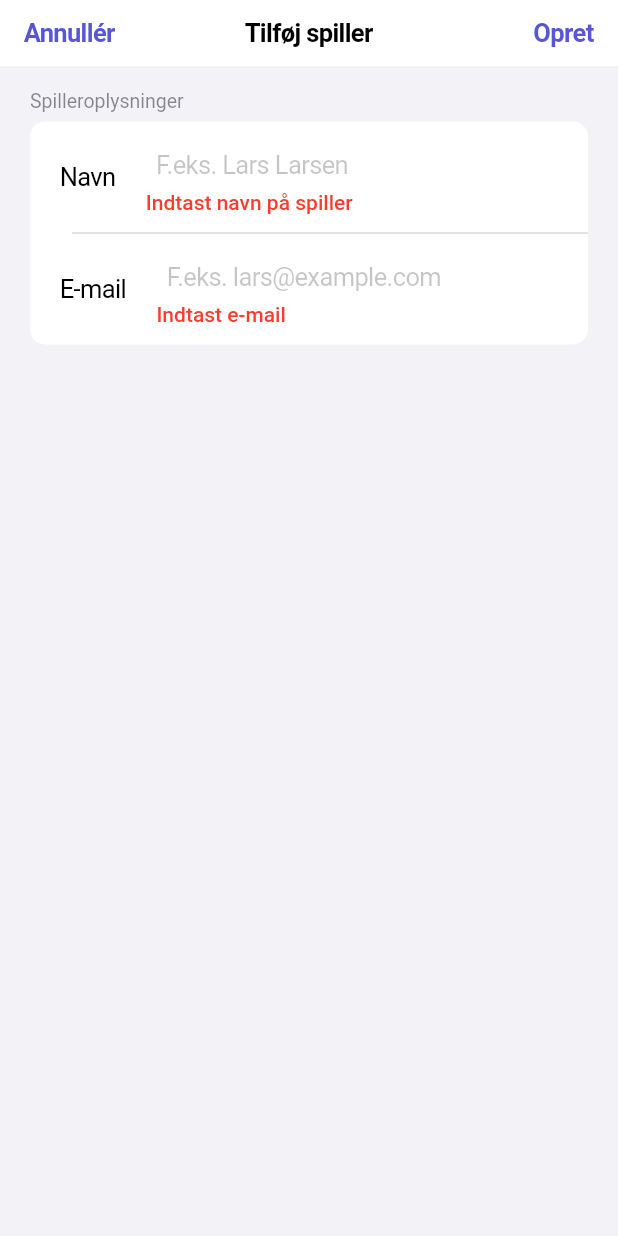
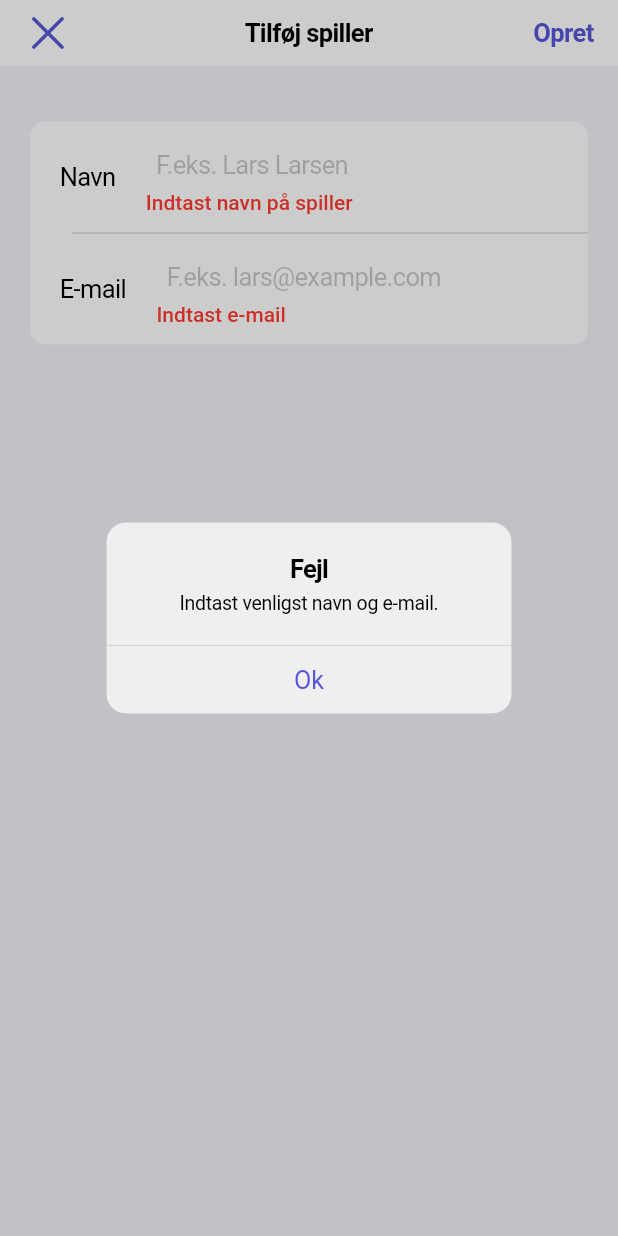
Before and after one commit to klubhuset/klubhuset_app, a Flutter app: the AddPlayerToSquadPage screen opened directly with empty values, after a tap on "Opret", on a phone screen of 412 x 824 dp. Run offline on Flutter 3.47's test engine with Material 3 defaults, Android fonts, the phone set to English and light mode, and no system bars; our stand-ins replace flutter_dotenv, modal_bottom_sheet.

Commit message:
Clean up and add modal bottom sheet

```diff
--- a/lib/component/match_poll_row_item.dart
+++ b/lib/component/match_poll_row_item.dart
@@ -34,7 +34,8 @@ class _MatchPollRowItemState extends State<MatchPollRowItem> {
 
   @override
   Widget build(BuildContext context) {
-    return CupertinoListTile.notched(
+    return CupertinoListTile(
+        padding: EdgeInsets.only(top: 20.0, bottom: 20.0, left: 20, right: 20),
         title: Text(widget.playerName),
         trailing: SizedBox(
           width: 100,
--- a/lib/main.dart
+++ b/lib/main.dart
@@ -2,9 +2,12 @@ import 'package:flutter/cupertino.dart';
 import 'package:flutter/services.dart';
 import 'package:klubhuset/state/player_votes_state.dart';
 import 'package:klubhuset/tab/home_tab.dart';
+import 'package:klubhuset/tab/profile_tab.dart';
 import 'package:provider/provider.dart';
 
 String _appTitle = 'Klubhuset';
+
+// TODO 2 (CVHN): Add caching to the app
 
 void main() async {
   runApp(
@@ -31,9 +34,9 @@ class KlubhusetApp extends StatelessWidget {
     return CupertinoApp(
       title: _appTitle,
       theme: CupertinoThemeData(
-        brightness: Brightness.light,
-        primaryColor: CupertinoColors.systemIndigo,
-      ),
+          brightness: Brightness.light,
+          primaryColor: CupertinoColors.systemIndigo,
+          scaffoldBackgroundColor: CupertinoColors.systemBackground),
       home: const MainPage(),
     );
   }
@@ -64,7 +67,7 @@ class MainPage extends StatelessWidget {
             return CupertinoTabView(builder: (context) {
               return CupertinoPageScaffold(
                 navigationBar: CupertinoNavigationBar(
-                  leading: Text('Hjem',
+                  leading: Text('Boldklubben',
                       style: const TextStyle(
                           fontWeight: FontWeight.bold, fontSize: 20)),
                 ),
@@ -75,12 +78,7 @@ class MainPage extends StatelessWidget {
           case 1:
             return CupertinoTabView(builder: (context) {
               return CupertinoPageScaffold(
-                navigationBar: CupertinoNavigationBar(
-                  leading: Text('Profil',
-                      style: const TextStyle(
-                          fontWeight: FontWeight.bold, fontSize: 20)),
-                ),
-                child: Container(),
+                child: ProfileTab(),
               );
             });
         }
--- a/lib/model/create_match_poll_command.dart
+++ b/lib/model/create_match_poll_command.dart
@@ -1,7 +1,7 @@
 class CreateMatchPollCommand {
   final String matchName;
-  final int playerOfTheMatchId;
-  final int playerOfTheMatchVotes;
+  final String playerOfTheMatchId;
+  final String playerOfTheMatchVotes;
 
   CreateMatchPollCommand(
       this.matchName, this.playerOfTheMatchId, this.playerOfTheMatchVotes);
--- a/lib/page/add_player_to_squad_page.dart
+++ b/lib/page/add_player_to_squad_page.dart
@@ -35,20 +35,19 @@ class _AddPlayerToSquadPageState extends State<AddPlayerToSquadPage> {
         navigationBar: CupertinoNavigationBar(
           middle: Text('Tilføj spiller'),
           leading: GestureDetector(
-            onTap: () {
-              Navigator.pop(context,
-                  false); // Return false to indicate no player was added
-            },
-            child: Text('Annullér',
-                style: TextStyle(
-                    color: CupertinoColors.systemIndigo,
-                    fontWeight: FontWeight.bold)),
-          ),
+              onTap: () {
+                Navigator.pop(context,
+                    false); // Return false to indicate no player was added
+              },
+              child: Icon(
+                semanticLabel: 'Annullér',
+                CupertinoIcons.clear,
+              )),
           trailing: GestureDetector(
               onTap: () async {
-                await addPlayerToSquad(context);
+                var wasPlayerAddedToSquad = await addPlayerToSquad(context);
 
-                if (context.mounted) {
+                if (wasPlayerAddedToSquad && context.mounted) {
                   Navigator.pop(context, true);
                 }
               },
@@ -64,7 +63,7 @@ class _AddPlayerToSquadPageState extends State<AddPlayerToSquadPage> {
                 Form.maybeOf(primaryFocus!.context!)?.save();
               },
               child: CupertinoFormSection.insetGrouped(
-                  header: const Text('Spilleroplysninger'),
+                  header: const Text(''),
                   children: <Widget>[
                     CupertinoFormRow(
                       prefix: Text('Navn'),
@@ -112,12 +111,32 @@ class _AddPlayerToSquadPageState extends State<AddPlayerToSquadPage> {
     return null;
   }
 
-  Future<void> addPlayerToSquad(BuildContext context) async {
+  Future<bool> addPlayerToSquad(BuildContext context) async {
     var playerName = _nameController.text;
     var playerEmail = _emailController.text;
     var doesPlayerAlreadyExistByNameOrEmail =
         widget.squad.any((x) => x.name == playerName || x.email == playerEmail);
-    ;
+
+    if (playerName.isEmpty || playerEmail.isEmpty) {
+      // Show CupertinoDialog if player name or email is empty
+      showCupertinoDialog(
+        context: context,
+        builder: (context) => CupertinoAlertDialog(
+          title: Text('Fejl'),
+          content: Text('Indtast venligst navn og e-mail.'),
+          actions: <CupertinoDialogAction>[
+            CupertinoDialogAction(
+              onPressed: () {
+                Navigator.of(context).pop(); // Close the dialog
+              },
+              child: Text('Ok'),
+            ),
+          ],
+        ),
+      );
+
+      return false;
+    }
 
     if (doesPlayerAlreadyExistByNameOrEmail) {
       // Show CupertinoDialog if player already exists
@@ -137,12 +156,15 @@ class _AddPlayerToSquadPageState extends State<AddPlayerToSquadPage> {
           ],
         ),
       );
-      return;
+
+      return false;
     }
 
     await PlayersRepository.createPlayer(
       playerName,
       playerEmail,
     );
+
+    return true;
   }
 }
--- a/lib/tab/home_tab.dart
+++ b/lib/tab/home_tab.dart
@@ -2,19 +2,15 @@ import 'package:flutter/cupertino.dart';
 import 'package:flutter/material.dart';
 import 'package:klubhuset/page/match_polls_page.dart';
 import 'package:klubhuset/page/squad_page.dart';
+import 'package:modal_bottom_sheet/modal_bottom_sheet.dart';
 
 class HomeTab extends StatelessWidget {
   @override
   Widget build(BuildContext context) {
     return Scaffold(
+      backgroundColor: CupertinoColors.systemGrey6,
       body: SafeArea(
           child: Column(children: <Widget>[
-        // Container for team name
-        Container(
-            margin: EdgeInsets.fromLTRB(0, 30, 0, 30),
-            child: Text('Boldklubben skjold',
-                style: const TextStyle(fontSize: 20))),
-
         // Container for Man-of-the-match
         CupertinoButton(
           child: Container(
@@ -38,10 +34,8 @@ class HomeTab extends StatelessWidget {
             )),
           ),
           onPressed: () {
-            Navigator.push(
-              context,
-              CupertinoPageRoute(builder: (context) => MatchPollsListPage()),
-            );
+            Navigator.of(context).push(MaterialWithModalsPageRoute(
+                builder: (context) => MatchPollsListPage()));
           },
         ),
 
@@ -69,10 +63,8 @@ class HomeTab extends StatelessWidget {
             )),
           ),
           onPressed: () {
-            Navigator.push(
-              context,
-              CupertinoPageRoute(builder: (context) => SquadPage()),
-            );
+            Navigator.of(context).push(
+                MaterialWithModalsPageRoute(builder: (context) => SquadPage()));
           },
         )
       ])),
--- /dev/null
+++ b/lib/tab/profile_tab.dart
@@ -0,0 +1,14 @@
+import 'package:flutter/material.dart';
+
+class ProfileTab extends StatelessWidget {
+  @override
+  Widget build(BuildContext context) {
+    return Scaffold(
+        body: SafeArea(
+            child: Column(children: <Widget>[
+      // Container for team name
+      Container(
+          margin: EdgeInsets.fromLTRB(175, 30, 0, 30), child: Text('På vej!'))
+    ])));
+  }
+}
--- a/pubspec.yaml
+++ b/pubspec.yaml
@@ -31,6 +31,7 @@ dependencies:
   flutter:
     sdk: flutter
   flutter_dotenv: ^5.0.2
+  cupertino_modal_sheet: ^1.0.0
 
   # The following adds the Cupertino Icons font to your application.
   # Use with the CupertinoIcons class for iOS style icons.
```
Also changed, not shown: lib/page/create_match_poll_page.dart (+25 -13 lines), lib/page/match_polls_page.dart (+27 -18 lines), lib/page/squad_page.dart (+15 -13 lines), lib/repository/match_polls_repository.dart (+4 -4 lines), pubspec.lock, 13 other files.
